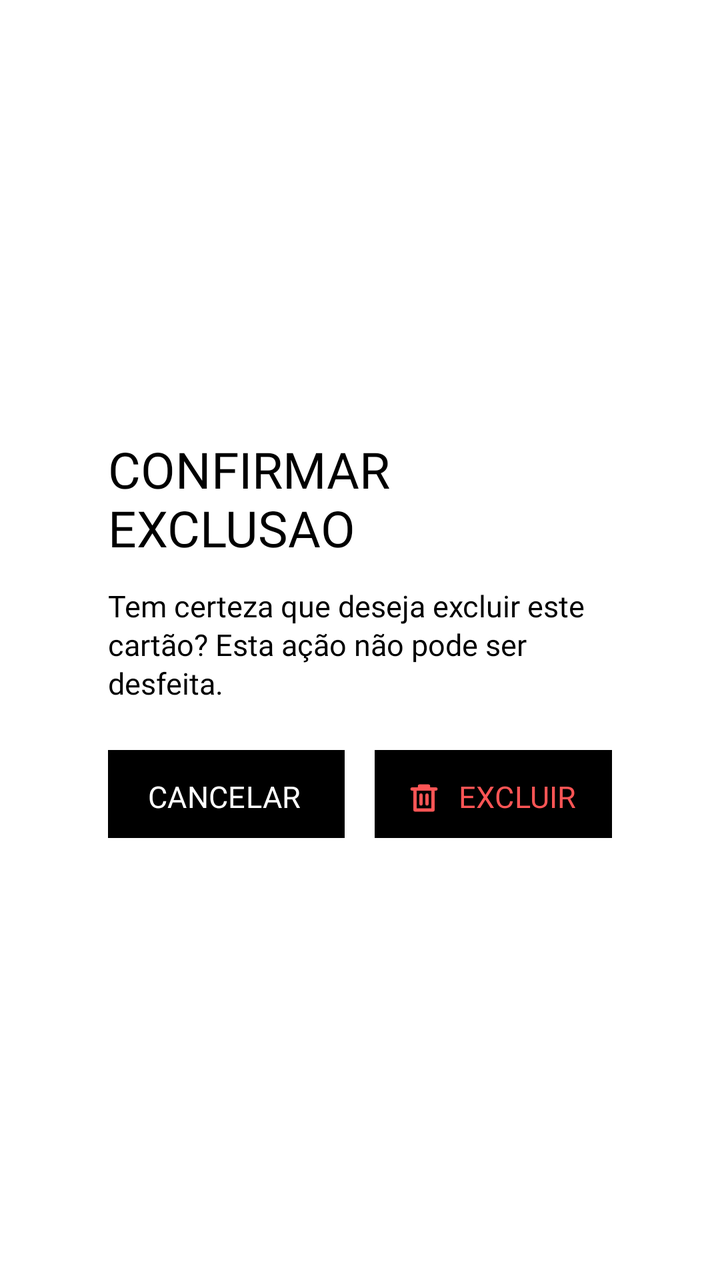
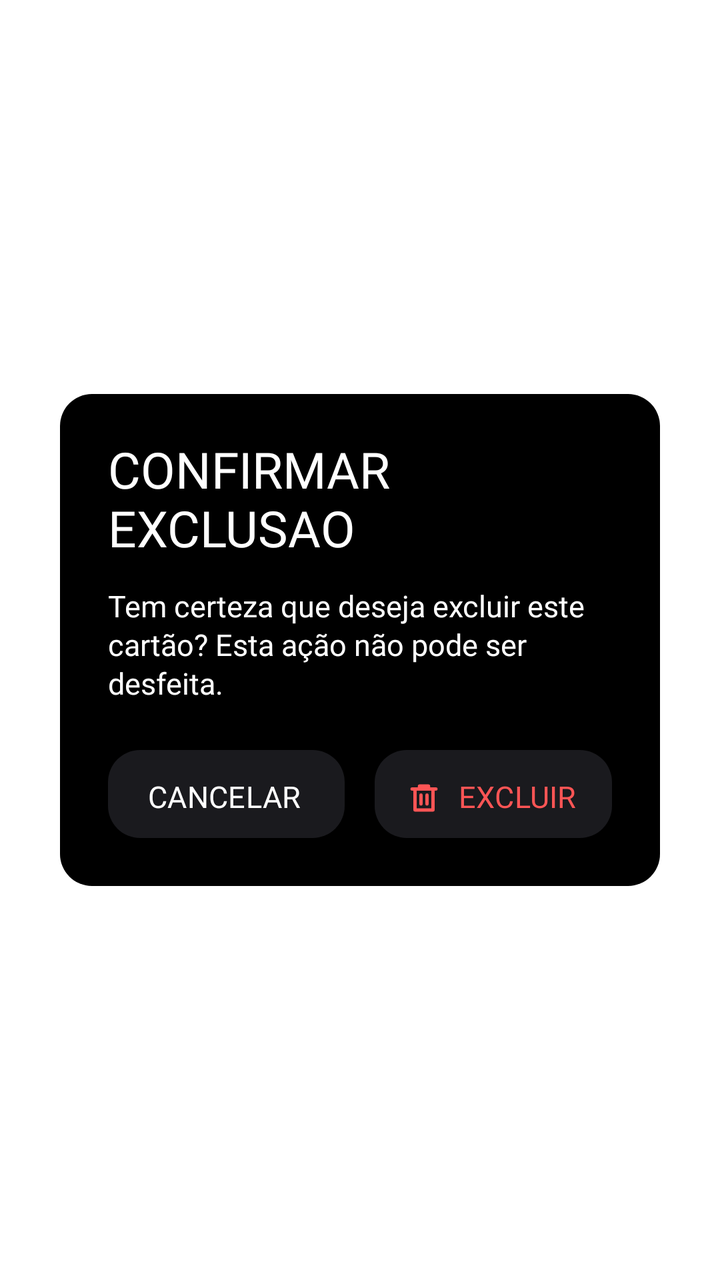

Screens rendered from an Android XML layout before and after an edit, with the pre-edit source and the edit as a unified diff.
<!-- AndroidManifest.xml: application theme Theme.BankChellengeMobileApp -->
<!-- res/layout/view_card_delete_dialog.xml -->
<?xml version="1.0" encoding="utf-8"?>
<FrameLayout xmlns:android="http://schemas.android.com/apk/res/android"
    xmlns:app="http://schemas.android.com/apk/res-auto"
    xmlns:tools="http://schemas.android.com/tools"
    android:layout_width="match_parent"
    android:layout_height="match_parent"
    android:background="@color/white"
    android:clickable="true"
    android:focusable="true">

    <LinearLayout
        android:layout_width="@dimen/card_dialog_width"
        android:layout_height="wrap_content"
        android:layout_gravity="center"
        android:layout_marginHorizontal="@dimen/space_lg"
        android:orientation="vertical"
        android:paddingStart="@dimen/space_xl"
        android:paddingTop="@dimen/space_xl"
        android:paddingEnd="@dimen/space_xl"
        android:paddingBottom="@dimen/space_xl">

        <TextView
            style="@style/PixelText.Md"
            android:textColor="@color/pixel_black"
            android:layout_width="wrap_content"
            android:layout_height="wrap_content"
            android:text="@string/card_delete_title" />

        <TextView
            style="@style/BodyText"
            android:textColor="@color/pixel_black"
            android:layout_width="match_parent"
            android:layout_height="wrap_content"
            android:layout_marginTop="@dimen/space_md"
            android:lineSpacingMultiplier="1.1"
            android:text="@string/card_delete_desc" />

        <LinearLayout
            android:layout_width="match_parent"
            android:layout_height="wrap_content"
            android:layout_marginTop="@dimen/space_xl"
            android:orientation="horizontal">

            <com.google.android.material.button.MaterialButton
                android:id="@+id/btn_cancel_delete"
                style="@style/PixelButton"
                android:layout_width="0dp"
                android:layout_height="@dimen/dialog_button_height"
                android:layout_weight="1"
                android:paddingEnd="@dimen/pixel_shadow_offset_sm"
                android:paddingBottom="@dimen/pixel_shadow_offset_sm"
                android:text="@string/card_delete_cancel"
                android:textColor="@color/pixel_white"
                android:textSize="@dimen/text_pixel_xs"
                tools:ignore="RtlSymmetry" />

            <com.google.android.material.button.MaterialButton
                android:id="@+id/btn_confirm_delete"
                style="@style/PixelButton"
                android:layout_width="0dp"
                android:layout_height="@dimen/dialog_button_height"
                android:layout_marginStart="@dimen/space_md"
                android:layout_weight="1"

                android:paddingEnd="@dimen/pixel_shadow_offset_sm"
                android:paddingBottom="@dimen/pixel_shadow_offset_sm"
                android:text="@string/card_delete_confirm"
                android:textColor="@color/pixel_red"
                android:textSize="@dimen/text_pixel_xs"
                app:icon="@drawable/ic_delete"
                app:iconGravity="textStart"
                app:iconPadding="@dimen/space_sm"
                app:iconSize="@dimen/icon_size_sm"
                app:iconTint="@color/pixel_red"
                tools:ignore="RtlSymmetry" />
        </LinearLayout>
    </LinearLayout>

</FrameLayout>
<!-- resources referenced by this layout -->
<resources>
  <color name="pixel_black">#FF000000</color>
  <color name="pixel_red">#FFFF5555</color>
  <color name="pixel_white">#FFFFFFFF</color>
  <color name="white">#FFFFFF</color>
  <dimen name="card_dialog_width">300dp</dimen>
  <dimen name="dialog_button_height">44dp</dimen>
  <dimen name="icon_size_sm">18dp</dimen>
  <dimen name="pixel_shadow_offset_sm">2dp</dimen>
  <dimen name="space_lg">16dp</dimen>
  <dimen name="space_md">15dp</dimen>
  <dimen name="space_sm">8dp</dimen>
  <dimen name="space_xl">24dp</dimen>
  <dimen name="text_pixel_xs">15sp</dimen>
  <!-- drawable ic_delete (drawable) -->
  <?xml version="1.0" encoding="utf-8"?>
  <vector xmlns:android="http://schemas.android.com/apk/res/android"
      android:width="24dp"
      android:height="24dp"
      android:viewportWidth="24"
      android:viewportHeight="24">
      <path
          android:strokeColor="@color/pixel_red"
          android:strokeWidth="2.2"
          android:strokeLineCap="round"
          android:strokeLineJoin="round"
          android:pathData="M4,6 L20,6 M9,6 L9,4 L15,4 L15,6 M6,6 L6,20 L18,20 L18,6 M10,10 L10,16 M14,10 L14,16" />
  </vector>
  <string name="card_delete_cancel">CANCELAR</string>
  <string name="card_delete_confirm">EXCLUIR</string>
  <string name="card_delete_desc">Tem certeza que deseja excluir este cartão? Esta ação não pode ser desfeita.</string>
  <string name="card_delete_title">CONFIRMAR EXCLUSAO</string>
  <style name="BodyText">
          <item name="android:fontFamily">@font/bitcountpropsingle_cursive_regular</item>
          <item name="android:includeFontPadding">false</item>
          <item name="android:textSize">@dimen/text_body</item>
          <item name="android:textColor">@color/pixel_muted</item>
      </style>
  <style name="PixelButton" parent="Widget.Material3.Button">
          <item name="android:fontFamily">@font/bitcountpropsingle_cursive_regular</item>
          <item name="android:includeFontPadding">false</item>
          <item name="cornerRadius">0dp</item>
          <item name="android:stateListAnimator">@null</item>
          <item name="elevation">0dp</item>
          <item name="rippleColor">@android:color/transparent</item>
          <item name="android:insetTop">0dp</item>
          <item name="android:insetBottom">0dp</item>
          <item name="android:insetLeft">0dp</item>
          <item name="android:insetRight">0dp</item>
          <item name="android:backgroundTint">@null</item>
          <item name="backgroundTint">@null</item>
          <item name="android:minWidth">0dp</item>
          <item name="android:minHeight">0dp</item>
          <item name="android:paddingStart">0dp</item>
          <item name="android:paddingEnd">0dp</item>
          <item name="android:gravity">center</item>
      </style>
  <style name="PixelText.Md">
          <item name="android:textSize">@dimen/text_pixel_md</item>
      </style>
  <style name="Theme.BankChellengeMobileApp" parent="Theme.Material3.Dark.NoActionBar">
          <item name="android:statusBarColor">@color/black_pure</item>
          <item name="android:windowLightStatusBar">false</item>
      </style>
  <dimen name="text_body">15sp</dimen>
  <color name="pixel_muted">#FF9A9A9A</color>
  <dimen name="text_pixel_md">25sp</dimen>
  <color name="black_pure">#0D0D0D</color>
</resources>

<!-- the commit's change to res/layout/view_card_delete_dialog.xml (unified diff, before → after) -->
@@ -14,6 +14,7 @@
         android:layout_gravity="center"
         android:layout_marginHorizontal="@dimen/space_lg"
         android:orientation="vertical"
+        android:background="@drawable/bg_rounded_borders"
         android:paddingStart="@dimen/space_xl"
         android:paddingTop="@dimen/space_xl"
         android:paddingEnd="@dimen/space_xl"
@@ -21,14 +22,14 @@
 
         <TextView
             style="@style/PixelText.Md"
-            android:textColor="@color/pixel_black"
+            android:textColor="@color/white"
             android:layout_width="wrap_content"
             android:layout_height="wrap_content"
             android:text="@string/card_delete_title" />
 
         <TextView
             style="@style/BodyText"
-            android:textColor="@color/pixel_black"
+            android:textColor="@color/white"
             android:layout_width="match_parent"
             android:layout_height="wrap_content"
             android:layout_marginTop="@dimen/space_md"
@@ -52,6 +53,8 @@
                 android:text="@string/card_delete_cancel"
                 android:textColor="@color/pixel_white"
                 android:textSize="@dimen/text_pixel_xs"
+                android:background="@drawable/bg_rounded_borders"
+                android:backgroundTint="@color/black_soft"
                 tools:ignore="RtlSymmetry" />
 
             <com.google.android.material.button.MaterialButton
@@ -61,7 +64,8 @@
                 android:layout_height="@dimen/dialog_button_height"
                 android:layout_marginStart="@dimen/space_md"
                 android:layout_weight="1"
-
+                android:background="@drawable/bg_rounded_borders"
+                android:backgroundTint="@color/black_soft"
                 android:paddingEnd="@dimen/pixel_shadow_offset_sm"
                 android:paddingBottom="@dimen/pixel_shadow_offset_sm"
                 android:text="@string/card_delete_confirm"
<!-- resource entries referenced after the edit -->
@@ -1,5 +1,6 @@
 <!-- resources referenced by this layout -->
 <resources>
+  <color name="black_soft">#1A1A1E</color>
   <color name="pixel_black">#FF000000</color>
   <color name="pixel_red">#FFFF5555</color>
   <color name="pixel_white">#FFFFFFFF</color>
@@ -13,6 +14,13 @@
   <dimen name="space_sm">8dp</dimen>
   <dimen name="space_xl">24dp</dimen>
   <dimen name="text_pixel_xs">15sp</dimen>
+  <!-- drawable bg_rounded_borders (drawable) -->
+  <?xml version="1.0" encoding="utf-8"?>
+  <shape xmlns:android="http://schemas.android.com/apk/res/android"
+      android:shape="rectangle">
+      <solid android:color="@color/pixel_black" />
+      <corners android:radius="16dp" />
+  </shape>
   <!-- drawable ic_delete (drawable) -->
   <?xml version="1.0" encoding="utf-8"?>
   <vector xmlns:android="http://schemas.android.com/apk/res/android"
